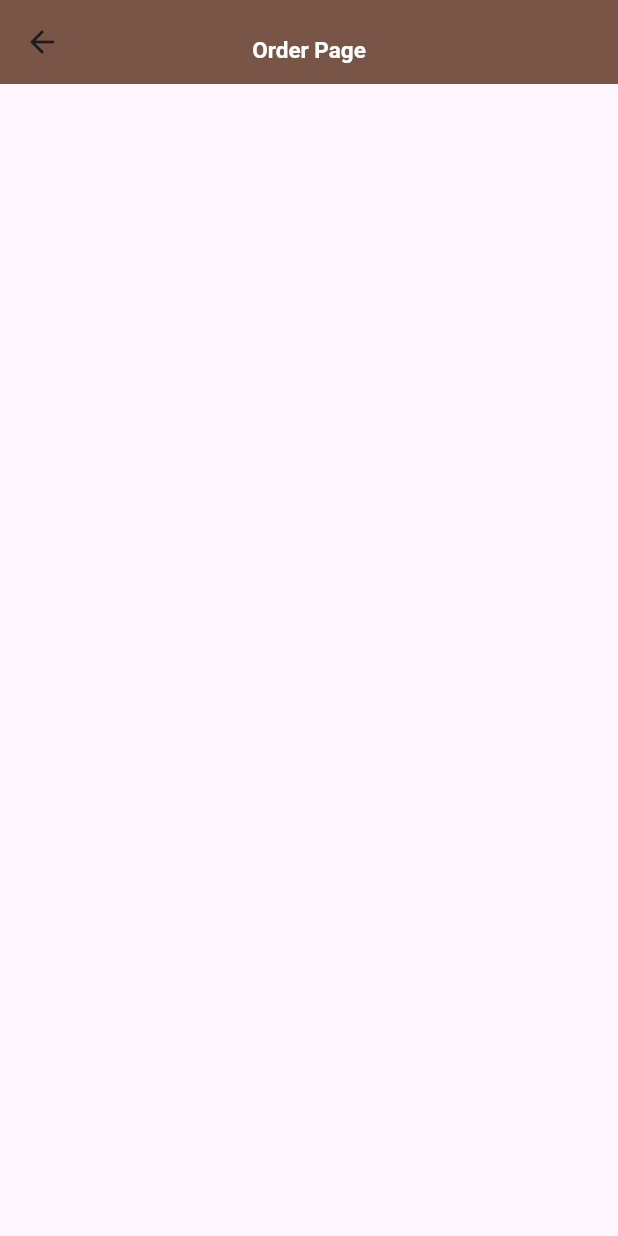
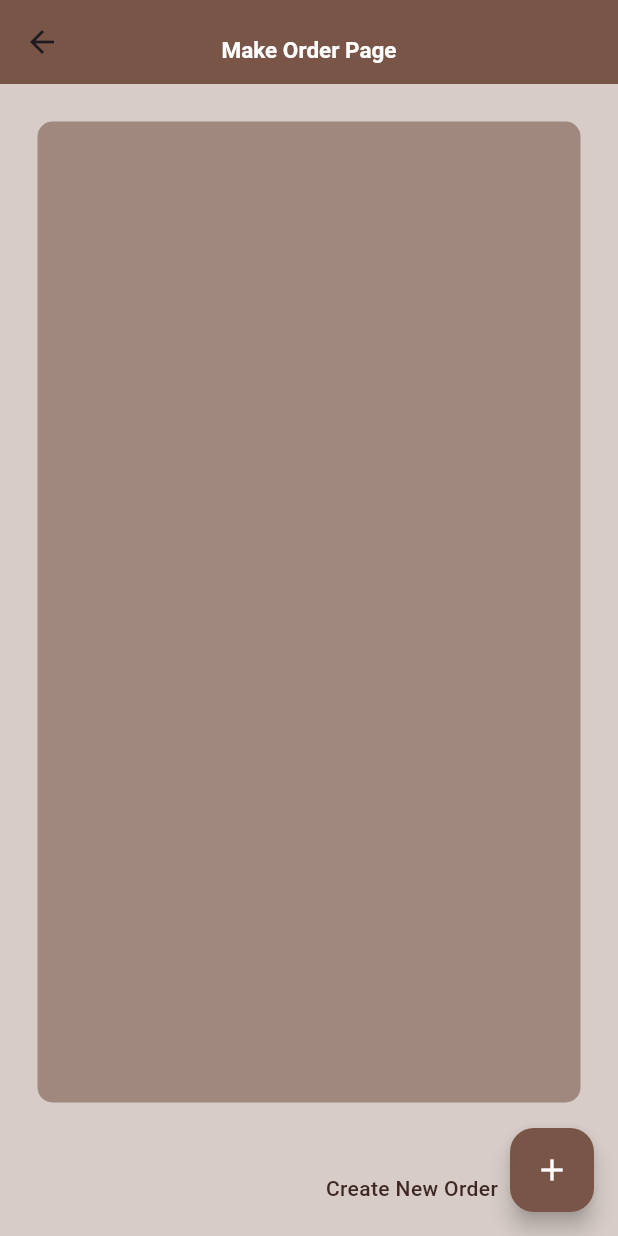
Before and after one commit to Anass-Arrahi-Arrai/TFG_App_Stocatge_v2, a Flutter app: the OrdersPage screen opened by its route, on a phone screen of 412 x 824 dp. Run offline on Flutter 3.47's test engine with Material 3 defaults, Android fonts, the phone set to English and light mode, and no system bars; our stand-ins replace flutter_slidable.

Commit message:
Funcionalitats de:  - Eliminar  - Modificar IMPLEMENTADES I FUNCIONANT.

```diff
--- a/lib/main.dart
+++ b/lib/main.dart
@@ -1,6 +1,6 @@
 // ignore_for_file: prefer_const_constructors, prefer_const_literals_to_create_immutables, prefer_const_constructors_in_immutables
 import 'package:app_stocatge/pages/home_page.dart';
-import 'package:app_stocatge/pages/make_order_page.dart';
+import 'package:app_stocatge/pages/supplier_manager_page.dart';
 import 'package:app_stocatge/pages/order_page.dart';
 import 'package:app_stocatge/pages/stats_page.dart';
 import 'package:flutter/cupertino.dart';
@@ -20,11 +20,12 @@ class MyApp extends StatelessWidget {
     return MaterialApp(
       debugShowCheckedModeBanner: false,
       home: HomePage(),
+      theme: ThemeData(primarySwatch: Colors.brown),
       routes: {
         '/checkStock' :(context) => CheckStockPage(),
         '/orders' : (context) => OrdersPage(),
         '/stats' : (context) => StatsPage(),
-        '/makeOrder' : (context) => MakeOrderPage(),
+        '/suppliers' : (context) => SupplierManager(),
 
       }
     );
--- /dev/null
+++ b/lib/models/order.dart
@@ -0,0 +1,38 @@
+import 'package:app_stocatge/models/orderItem.dart';
+
+class Order {
+  int id;
+  int supplierId;
+  DateTime date;
+  List<OrderItem> items;
+  String status;
+
+  Order({
+    required this.id,
+    required this.supplierId,
+    required this.date,
+    required this.items,
+    required this.status,
+  });
+
+  void addItem(OrderItem newItem) {
+    items.add(newItem);
+  }
+
+  void removeItem(OrderItem item) {
+    items.remove(item);
+  }
+
+  double getTotal() {
+    return items.fold(0, (total, current) => total + current.totalPrice);
+  }
+
+  void updateStatus(String newStatus) {
+    status = newStatus;
+  }
+
+  @override
+  String toString() {
+    return 'Order{id: $id, supplierId: $supplierId, date: $date, items: $items, status: $status}';
+  }
+}
--- /dev/null
+++ b/lib/models/orderItem.dart
@@ -0,0 +1,26 @@
+class OrderItem {
+
+  int productId;
+  String productName;
+  double unitPrice;
+  int quantity;
+  double get totalPrice => unitPrice * quantity;
+
+  OrderItem({
+    required this.productId,
+    required this.productName,
+    required this.unitPrice,
+    required this.quantity,
+  });
+
+  // Método para actualizar la cantidad de un producto
+  void updateQuantity(int newQuantity) {
+    quantity = newQuantity;
+  }
+
+  @override
+  String toString() {
+    return 'OrderItem{productId: $productId, productName: $productName, unitPrice: $unitPrice, quantity: $quantity, totalPrice: $totalPrice}';
+  }
+
+}
--- a/lib/pages/home_page.dart
+++ b/lib/pages/home_page.dart
@@ -134,7 +134,7 @@ class HomePage extends StatelessWidget {
                   ),
                   SizedBox(height: 10.0),
                   GestureDetector(
-                    onTap: () => Navigator.pushNamed(context, '/makeOrder'),
+                    onTap: () => Navigator.pushNamed(context, '/suppliers'),
                     child: Container(
                       //Button 3
                       height: 50,
@@ -146,7 +146,7 @@ class HomePage extends StatelessWidget {
                           mainAxisAlignment: MainAxisAlignment.center,
                           children: [
                             Text(
-                              "Make an Order",
+                              "Suppliers",
                               style: TextStyle(
                                   fontSize: 20, fontWeight: FontWeight.bold),
                             ),
--- a/lib/pages/order_page.dart
+++ b/lib/pages/order_page.dart
@@ -5,11 +5,13 @@ class OrdersPage extends StatelessWidget {
 
   @override
   Widget build(BuildContext context) {
-    return Scaffold(
+   return Scaffold(
+      backgroundColor: Colors.brown[100],
       appBar: AppBar(
+        elevation: 0,
         title: const Padding(
           padding: EdgeInsets.only(top: 10),
-          child: Text("Order Page",
+          child: Text("Make Order Page",
               style: TextStyle(
                 color: Colors.white,
                 fontWeight: FontWeight.bold,
@@ -19,6 +21,47 @@ class OrdersPage extends StatelessWidget {
         backgroundColor: Colors.brown,
         centerTitle: true,
       ),
+      body: Column(
+        children: [
+          Expanded(
+            flex: 11,
+            child: Padding(
+              padding: const EdgeInsets.all(25.0),
+              child: Container(
+                decoration: BoxDecoration(
+                  borderRadius: BorderRadius.circular(10.0),
+                  color: Colors.brown[300]
+                ),
+                child: ListView.builder(
+                  itemBuilder: (context, index) => null,
+
+                )
+              ),
+            ),
+          ),
+          Expanded(
+            child: Container(
+              alignment: Alignment.centerRight,
+              padding: EdgeInsets.only(right: 80),
+              child: Text(
+                "Create New Order",
+                style: TextStyle(
+                  fontWeight: FontWeight.w500,
+                  color: Colors.brown[900]
+                ),
+                ),
+            ),
+          )
+        ]
+      ),
+      floatingActionButton: FloatingActionButton(
+        onPressed: () => createNewOrder(),
+        foregroundColor: Colors.white,
+        backgroundColor: Colors.brown,
+        child: Icon(Icons.add),
+      )
     );
   }
+
+  createNewOrder() {}
 }
--- a/pubspec.yaml
+++ b/pubspec.yaml
@@ -35,6 +35,7 @@ dependencies:
   # The following adds the Cupertino Icons font to your application.
   # Use with the CupertinoIcons class for iOS style icons.
   cupertino_icons: ^1.0.6
+  flutter_slidable: ^3.1.0
 
 dev_dependencies:
   flutter_test:
```
Also changed, not shown: lib/models/supplier.dart (added, +76 -0 lines), lib/pages/check_stock_Page.dart (+41 -1 lines), lib/pages/make_order_page.dart (deleted, +0 -25 lines), lib/pages/supplier_manager_page.dart (added, +153 -0 lines), lib/repositories/supplier_repository.dart (added, +37 -0 lines), lib/widgets/Suppliers/new_supplier_box.dart (added, +106 -0 lines), lib/widgets/Suppliers/supplier_tile.dart (added, +76 -0 lines), lib/widgets/form_tile.dart (added, +74 -0 lines), lib/widgets/my_button.dart (added, +20 -0 lines), lib/repositories/order_repository.dart (added), pubspec.lock.
